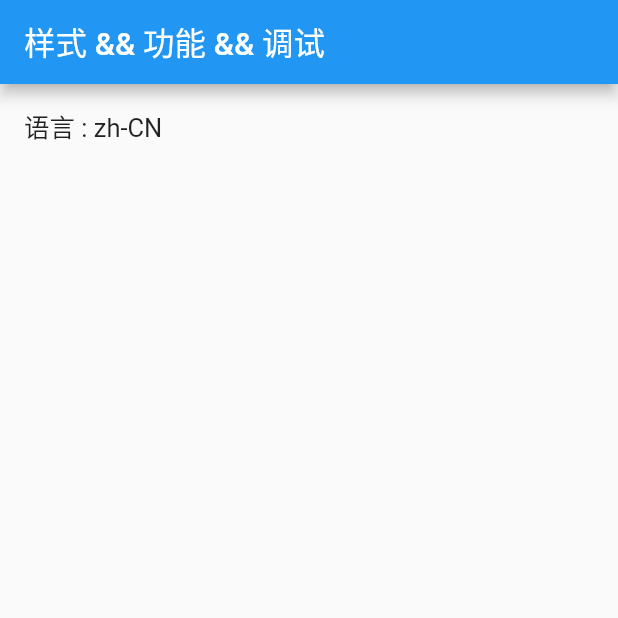
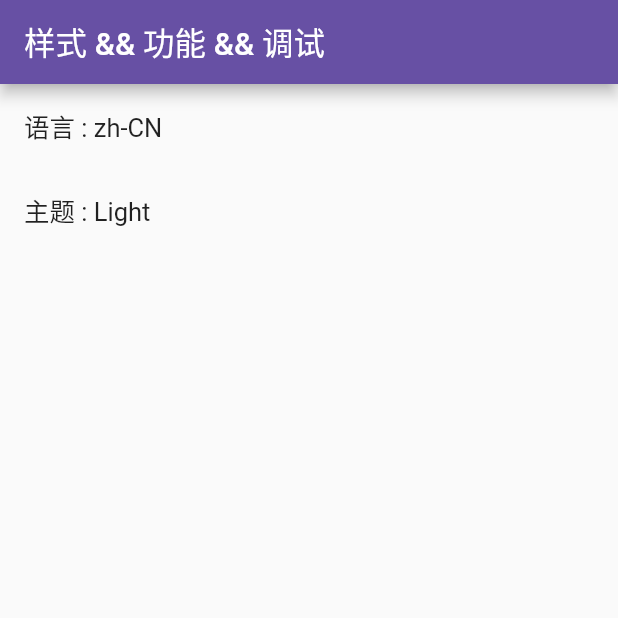
Before and after one commit to knhn1004/flutter_woo_commerce_getx_learn, a Flutter app: the screen it shows after launch, after a tap on an icon or button, on a phone screen of 412 x 824 dp, the top half of it. Run offline on Flutter 3.47's test engine with Material 2 defaults, Android fonts, the phone set to English and light mode, and no system bars; our stand-ins replace dio, get, package_info_plus, shared_preferences.

Commit message:
Theme, Dark/Light

```diff
--- a/lib/common/services/config.dart
+++ b/lib/common/services/config.dart
@@ -42,9 +42,34 @@ class ConfigService extends GetxService {
     Storage().setString(Constants.storageLanguageCode, value.languageCode);
   }
 
+  // 主题
+  final RxBool _isDarkModel = Get.isDarkMode.obs;
+  bool get isDarkModel => _isDarkModel.value;
+
+  // 切换 theme
+  Future<void> switchThemeModel() async {
+    _isDarkModel.value = !_isDarkModel.value;
+    Get.changeTheme(
+      _isDarkModel.value == true ? AppTheme.dark : AppTheme.light,
+    );
+    await Storage().setString(Constants.storageThemeCode,
+        _isDarkModel.value == true ? "dark" : "light");
+  }
+
+  // 初始 theme
+  void initTheme() {
+    var themeCode = Storage().getString(Constants.storageThemeCode);
+    _isDarkModel.value = themeCode == "dark" ? true : false;
+    Get.changeTheme(
+      themeCode == "dark" ? AppTheme.dark : AppTheme.light,
+    );
+  }
+
   @override
   void onReady() {
     super.onReady();
+    getPlatform();
     initLocale();
+    initTheme();
   }
 }
--- a/lib/common/style/index.dart
+++ b/lib/common/style/index.dart
@@ -1,3 +1,4 @@
 library style;
 
-// export './xxxx.dart';
+export 'color_schemes.g.dart';
+export 'theme.dart';
--- /dev/null
+++ b/lib/common/style/theme.dart
@@ -0,0 +1,16 @@
+import 'package:flutter/material.dart';
+
+import 'index.dart';
+
+/// 主题
+class AppTheme {
+  /// 亮色
+  static ThemeData light = ThemeData(
+    colorScheme: lightColorScheme,
+  );
+
+  /// 暗色
+  static ThemeData dark = ThemeData(
+    colorScheme: darkColorScheme,
+  );
+}
--- a/lib/common/values/constants.dart
+++ b/lib/common/values/constants.dart
@@ -4,4 +4,6 @@ class Constants {
   static const storageLanguageCode = 'language_code';
   // wp 服务器
   static const wpApiBaseUrl = 'https://wpapi.ducafecat.tech';
+
+  static const storageThemeCode = 'theme_code';
 }
--- a/lib/pages/styles/styles_index/controller.dart
+++ b/lib/pages/styles/styles_index/controller.dart
@@ -21,6 +21,12 @@ class StylesIndexController extends GetxController {
     update(["styles_index"]);
   }
 
+  // 主题
+  onThemeSelected() async {
+    await ConfigService.to.switchThemeModel();
+    update(["styles_index"]);
+  }
+
   void onTap() {}
 
   // @override
--- a/lib/pages/styles/styles_index/view.dart
+++ b/lib/pages/styles/styles_index/view.dart
@@ -15,6 +15,10 @@ class StylesIndexPage extends GetView<StylesIndexController> {
         title: Text(
           "语言 : ${ConfigService.to.locale.toLanguageTag()}",
         ),
+      ),
+      ListTile(
+        onTap: controller.onThemeSelected,
+        title: Text("主题 : ${ConfigService.to.isDarkModel ? "Dark" : "Light"}"),
       ),
     ]);
   }
--- a/pubspec.yaml
+++ b/pubspec.yaml
@@ -39,6 +39,7 @@ dependencies:
   shared_preferences: ^2.1.0
 
 dev_dependencies:
+  flutter_launcher_icons_maker: ^0.10.2
   flutter_lints: ^2.0.0
   flutter_test:
     sdk: flutter
```
Also changed, not shown: lib/main.dart (+1 -50 lines), lib/common/style/color_schemes.g.dart (added), pubspec.lock, 2 other files.
